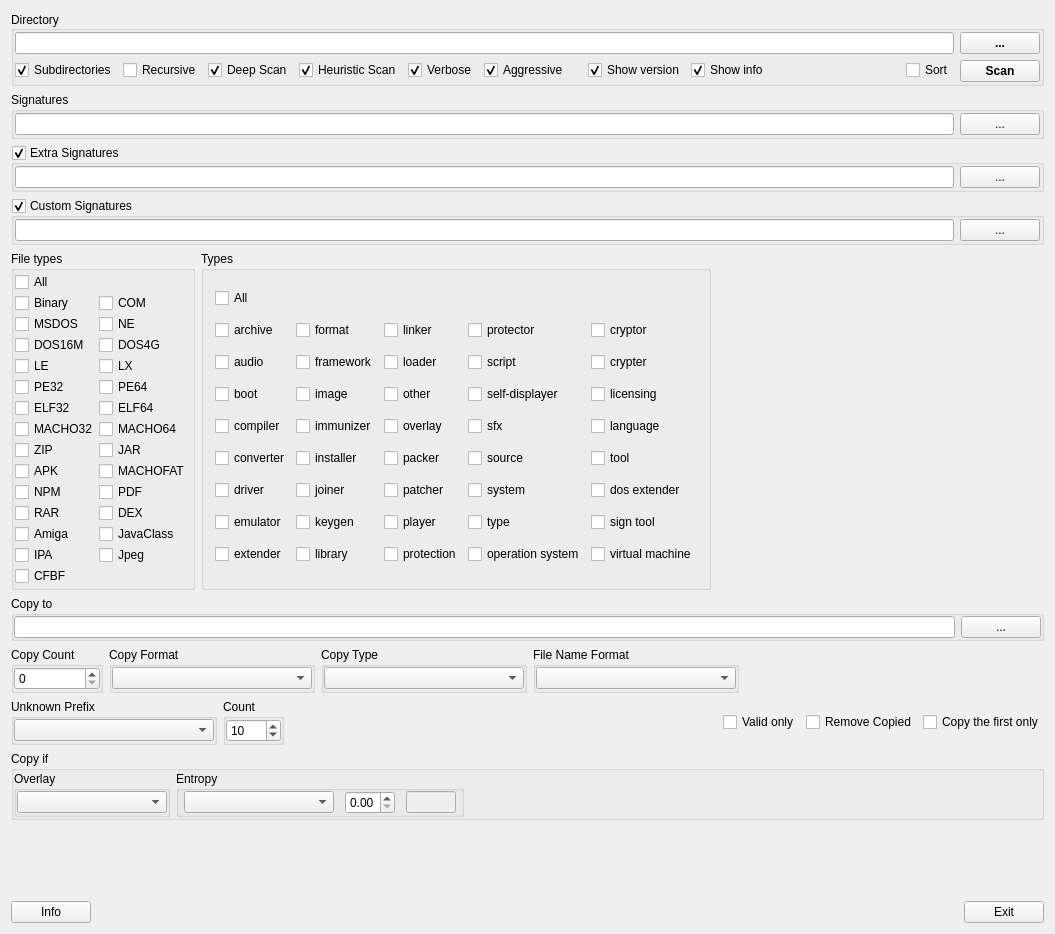
Above: gui_source/guimainwindow.ui from horsicq/DIE-sort before the change. Below: the same form after it.
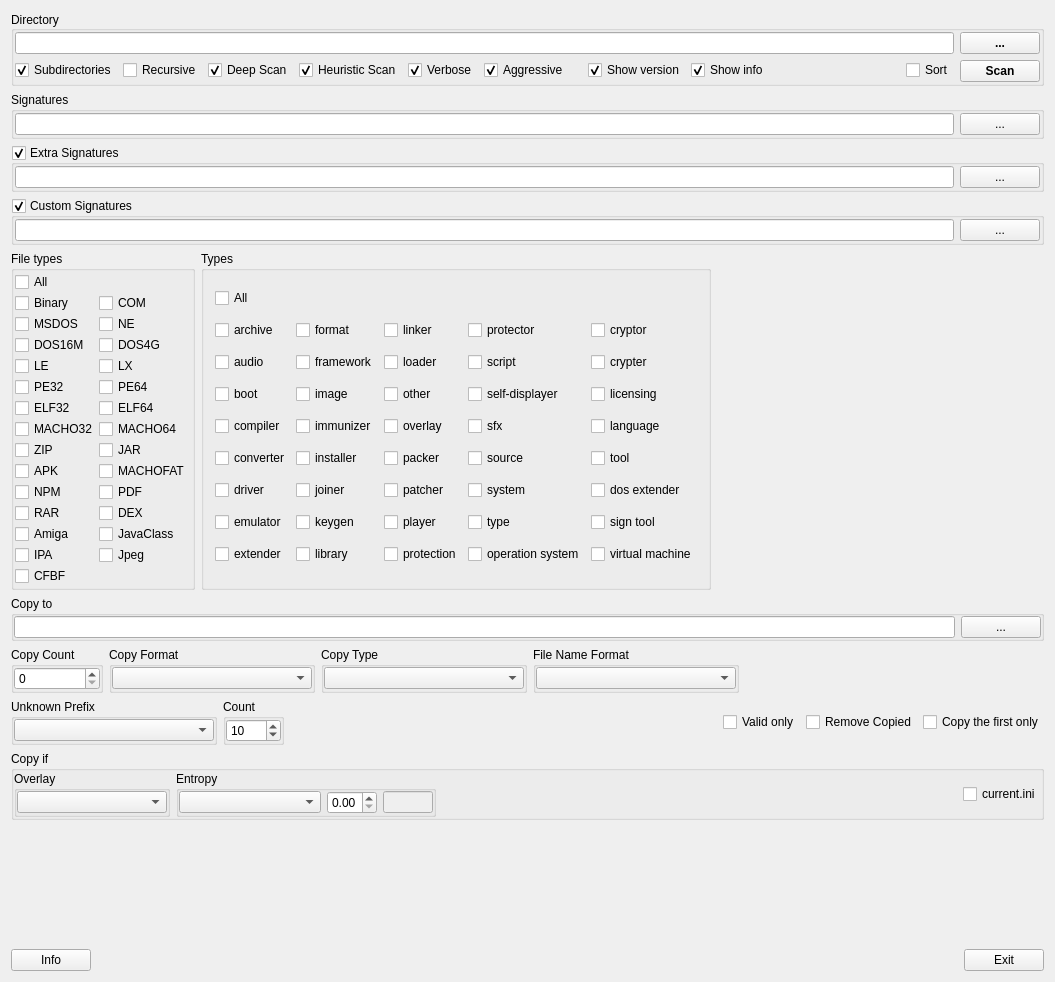
That is the form after the change.

What changed in the file:
```diff
--- a/gui_source/guimainwindow.ui
+++ b/gui_source/guimainwindow.ui
@@ -7,7 +7,7 @@
     <x>0</x>
     <y>0</y>
     <width>1055</width>
-    <height>934</height>
+    <height>982</height>
    </rect>
   </property>
   <property name="windowTitle">
@@ -1251,6 +1251,13 @@
          </property>
         </spacer>
        </item>
+       <item>
+        <widget class="QCheckBox" name="checkBoxCurrentIni">
+         <property name="text">
+          <string>current.ini</string>
+         </property>
+        </widget>
+       </item>
       </layout>
      </widget>
     </item>
```
Left out of the diff: 20 changed lines with no effect on the pictures.
